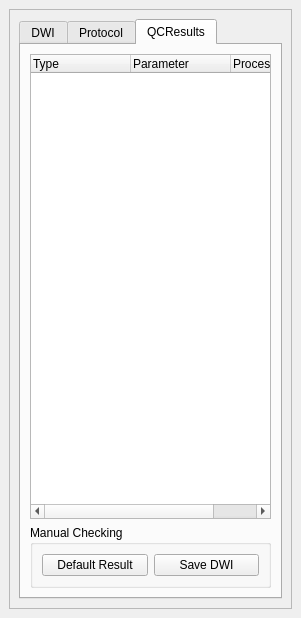
Qt form src/gui/IntensityMotionCheckPanel.ui (NIRALUser/DTIPrep) before a commit.
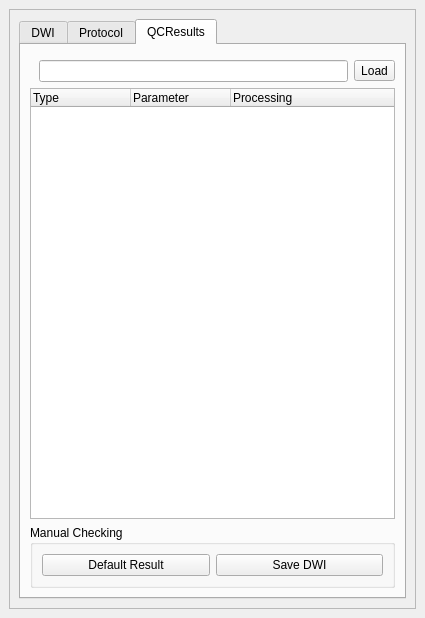
The same form after that commit. The open tabs and pages were chosen to show the change. Icons and pictures are not drawn.

What changed in the file:
```diff
--- a/src/gui/IntensityMotionCheckPanel.ui
+++ b/src/gui/IntensityMotionCheckPanel.ui
@@ -6,7 +6,7 @@
    <rect>
     <x>0</x>
     <y>0</y>
-    <width>301</width>
+    <width>425</width>
     <height>618</height>
    </rect>
   </property>
@@ -32,8 +32,8 @@
         <rect>
          <x>0</x>
          <y>0</y>
-         <width>281</width>
-         <height>576</height>
+         <width>405</width>
+         <height>573</height>
         </rect>
        </property>
        <layout class="QVBoxLayout" name="verticalLayout_4">
@@ -1209,6 +1209,51 @@
             <string>QCResults</string>
            </attribute>
            <layout class="QVBoxLayout" name="verticalLayout_2">
+            <item>
+             <layout class="QHBoxLayout" name="horizontalLayout_2">
+              <property name="leftMargin">
+               <number>9</number>
+              </property>
+              <property name="topMargin">
+               <number>6</number>
+              </property>
+              <item>
+               <widget class="QLineEdit" name="lineEdit_Result">
+                <property name="minimumSize">
+                 <size>
+                  <width>0</width>
+                  <height>0</height>
+                 </size>
+                </property>
+                <property name="maximumSize">
+                 <size>
+                  <width>16777179</width>
+                  <height>16777215</height>
+                 </size>
+                </property>
+                <property name="layoutDirection">
+                 <enum>Qt::LeftToRight</enum>
+                </property>
+                <property name="cursorPosition">
+                 <number>0</number>
+                </property>
+               </widget>
+              </item>
+              <item>
+               <widget class="QToolButton" name="toolButton_ResultFileOpen">
+                <property name="maximumSize">
+                 <size>
+                  <width>16777215</width>
+                  <height>16777215</height>
+                 </size>
+                </property>
+                <property name="text">
+                 <string>Load</string>
+                </property>
+               </widget>
+              </item>
+             </layout>
+            </item>
             <item>
              <widget class="QTreeWidget" name="treeWidget_Results">
               <property name="editTriggers">
```
Left out of the diff: 15 changed lines with no effect on the pictures.
